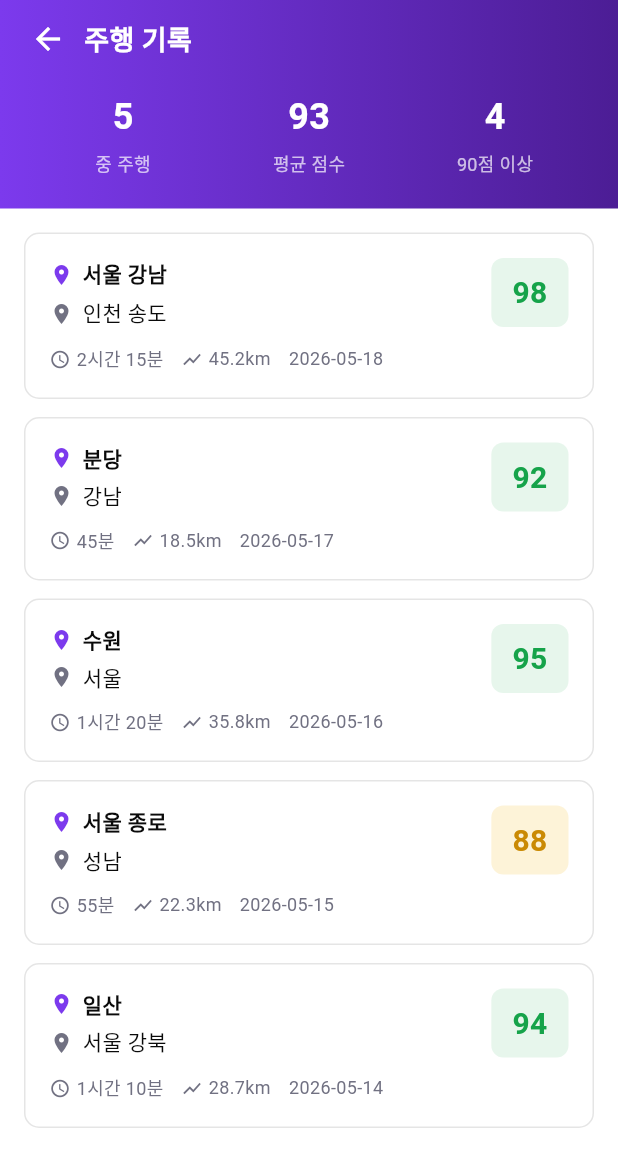
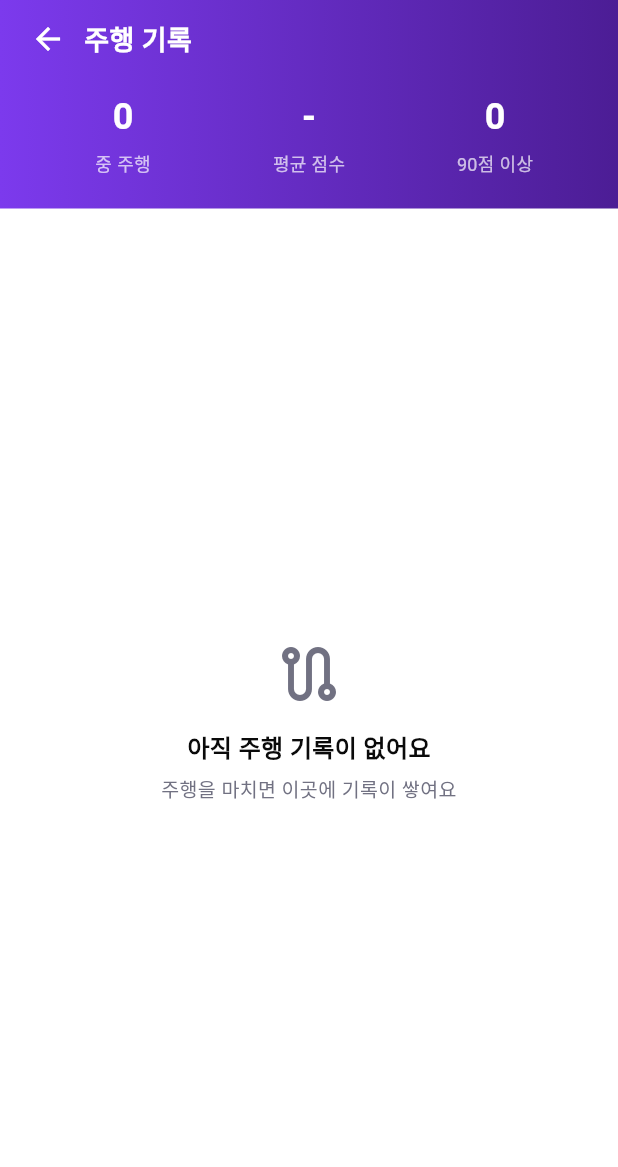
Before and after one commit to kicksafe2/kicksafe2, a Flutter app: the HistoryScreen screen opened by its route, on a phone screen of 412 x 824 dp. Shown: the top 1167 px of the screen. Run offline on Flutter 3.47's test engine with Material 3 defaults, Android fonts, the phone set to English and light mode, and no system bars; our stand-ins replace camera, cloud_firestore, firebase_auth, firebase_core, flutter_blue_plus, geolocator and 1 more; missing offline and left inert: flutter_naver_map, tflite_flutter; accounts and stored records are empty.

Commit message:
주행 기록 화면 더미 데이터 제거, 신규 가입자용 빈 상태 추가
- 더미 주행 5건 삭제, 기본값을 빈 목록으로 변경 (rides 파라미터는 그대로 유지)
- 기록이 없으면 "아직 주행 기록이 없어요" 안내와 평균 점수 "-" 표시
- 실제 기록 연동은 TODO(Firestore)로 남김. 생성자를 const로 되돌려 라우트도 const 사용

Co-Authored-By: Claude Sonnet 5.5 <noreply@anthropic.com>

```diff
--- a/lib/routes/app_routes.dart
+++ b/lib/routes/app_routes.dart
@@ -50,7 +50,7 @@ class AppRoutes {
           return const ScoreResultScreen();
         },
         rewardBanner: (_) => const RewardBannerScreen(),
-        history: (_) => HistoryScreen(),
+        history: (_) => const HistoryScreen(),
         account: (_) => const AccountScreen(),
         badgeMap: (_) => const BadgeMapScreen(),
       };
--- a/lib/screens/history_screen.dart
+++ b/lib/screens/history_screen.dart
@@ -3,56 +3,13 @@ import '../theme/app_colors.dart';
 import '../theme/app_theme.dart';
 
 /// 지난 주행 기록 목록 화면.
-/// TODO(Firestore): 지금은 더미 데이터. events 컬렉션에서 사용자의
-/// 세션별 기록(출발지/도착지/점수/소요시간/거리/날짜)을 가져와 채우면 됨.
+/// 주행 기록이 저장되기 전까지는 빈 목록으로 시작한다(신규 가입자는 기록 없음).
+/// TODO(Firestore): 로그인한 사용자의 주행 기록(출발지/도착지/점수/소요시간/거리/날짜)을
+/// 가져와서 [rides]에 넘겨주면 목록과 상단 통계가 함께 채워진다.
 class HistoryScreen extends StatelessWidget {
-   HistoryScreen({super.key, List<RideHistoryItem>? rides})
-      : rides = rides ?? _dummyRides;
+  const HistoryScreen({super.key, this.rides = const []});
 
   final List<RideHistoryItem> rides;
-
-  static final List<RideHistoryItem> _dummyRides = [
-    RideHistoryItem(
-      from: '서울 강남',
-      to: '인천 송도',
-      score: 98,
-      duration: '2시간 15분',
-      distanceKm: 45.2,
-      date: '2026-05-18',
-    ),
-    RideHistoryItem(
-      from: '분당',
-      to: '강남',
-      score: 92,
-      duration: '45분',
-      distanceKm: 18.5,
-      date: '2026-05-17',
-    ),
-    RideHistoryItem(
-      from: '수원',
-      to: '서울',
-      score: 95,
-      duration: '1시간 20분',
-      distanceKm: 35.8,
-      date: '2026-05-16',
-    ),
-    RideHistoryItem(
-      from: '서울 종로',
-      to: '성남',
-      score: 88,
-      duration: '55분',
-      distanceKm: 22.3,
-      date: '2026-05-15',
-    ),
-    RideHistoryItem(
-      from: '일산',
-      to: '서울 강북',
-      score: 94,
-      duration: '1시간 10분',
-      distanceKm: 28.7,
-      date: '2026-05-14',
-    ),
-  ];
 
   int get _totalRides => rides.length;
 
@@ -73,12 +30,14 @@ class HistoryScreen extends StatelessWidget {
             safeRideCount: _safeRideCount,
           ),
           Expanded(
-            child: ListView.separated(
-              padding: const EdgeInsets.all(16),
-              itemCount: rides.length,
-              separatorBuilder: (_, __) => const SizedBox(height: 12),
-              itemBuilder: (context, index) => _RideCard(ride: rides[index]),
-            ),
+            child: rides.isEmpty
+                ? const _EmptyHistory()
+                : ListView.separated(
+                    padding: const EdgeInsets.all(16),
+                    itemCount: rides.length,
+                    separatorBuilder: (_, __) => const SizedBox(height: 12),
+                    itemBuilder: (context, index) => _RideCard(ride: rides[index]),
+                  ),
           ),
         ],
       ),
@@ -142,7 +101,7 @@ class _Header extends StatelessWidget {
               ),
               Expanded(
                 child: _HeaderStat(
-                  value: averageScore.round().toString(),
+                  value: totalRides == 0 ? '-' : averageScore.round().toString(),
                   label: '평균 점수',
                 ),
               ),
@@ -317,3 +276,37 @@ class _LocationRow extends StatelessWidget {
     );
   }
 }
+
+class _EmptyHistory extends StatelessWidget {
+  const _EmptyHistory();
+
+  @override
+  Widget build(BuildContext context) {
+    return const Center(
+      child: Padding(
+        padding: EdgeInsets.symmetric(horizontal: 32),
+        child: Column(
+          mainAxisSize: MainAxisSize.min,
+          children: [
+            Icon(Icons.route_outlined, size: 48, color: AppColors.mutedForeground),
+            SizedBox(height: 12),
+            Text(
+              '아직 주행 기록이 없어요',
+              style: TextStyle(
+                fontSize: 16,
+                fontWeight: FontWeight.w600,
+                color: AppColors.foreground,
+              ),
+            ),
+            SizedBox(height: 6),
+            Text(
+              '주행을 마치면 이곳에 기록이 쌓여요',
+              textAlign: TextAlign.center,
+              style: TextStyle(fontSize: 13, color: AppColors.mutedForeground),
+            ),
+          ],
+        ),
+      ),
+    );
+  }
+}
```
